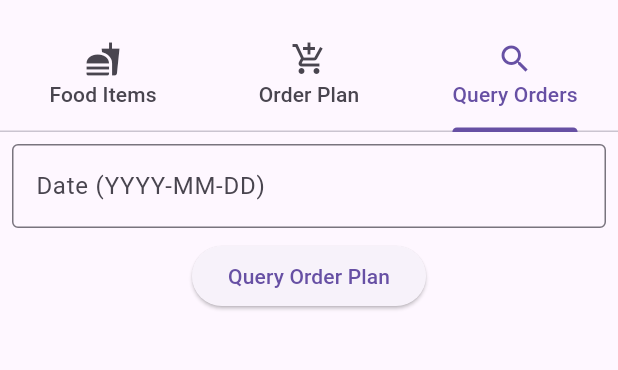
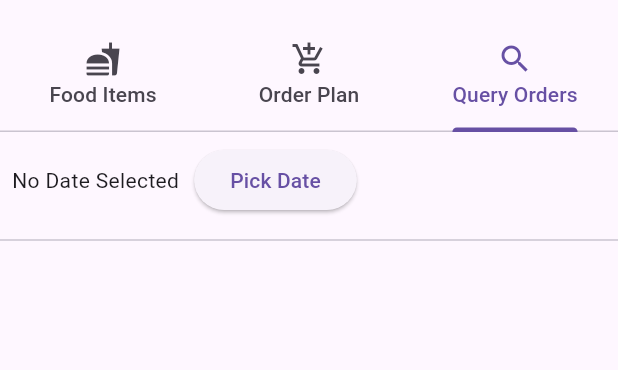
Before and after one commit to tahmid-chowdhury/FoodOrdering, a Flutter app: the screen it shows after launch, tab 3 chosen, on a phone screen of 412 x 824 dp, the part 63-433 px from its top. Run offline on Flutter 3.47's test engine with Material 3 defaults, Android fonts, the phone set to English and light mode, and no system bars; our stand-ins replace sqflite; accounts and stored records are empty.

Commit message:
Task 3 complete

```diff
--- a/food_ordering/lib/order_query_screen.dart
+++ b/food_ordering/lib/order_query_screen.dart
@@ -10,31 +10,37 @@ class OrderQueryScreen extends StatefulWidget {
 
 class _OrderQueryScreenState extends State<OrderQueryScreen> {
   final DatabaseHelper dbHelper = DatabaseHelper.instance;
-  final TextEditingController _dateController = TextEditingController();
+  DateTime? _selectedDate;
+  Map<String, dynamic>? orderPlan;
 
-  String? orderDetails;
+  void _pickDate() async {
+    final DateTime? pickedDate = await showDatePicker(
+      context: context,
+      initialDate: DateTime.now(),
+      firstDate: DateTime(2000),
+      lastDate: DateTime(2100),
+    );
+    if (pickedDate != null) {
+      setState(() {
+        _selectedDate = pickedDate;
+      });
+      _fetchOrderPlan();
+    }
+  }
 
-  void _queryOrderPlan() async {
-    final date = _dateController.text;
-    if (date.isNotEmpty) {
-      final result = await dbHelper.fetchOrderByDate(date);
+  void _fetchOrderPlan() async {
+    if (_selectedDate == null) return;
+
+    final dateString = _selectedDate!.toIso8601String().split('T')[0];
+    final result = await dbHelper.fetchOrderByDate(dateString);
+
+    setState(() {
       if (result.isNotEmpty) {
-        final order = result.first;
-        setState(() {
-          orderDetails = 'Date: ${order['date']}\n'
-              'Items: ${order['items']}\n'
-              'Total Cost: \$${order['totalCost']}';
-        });
+        orderPlan = result.first;
       } else {
-        setState(() {
-          orderDetails = 'No order found for this date.';
-        });
+        orderPlan = null;
       }
-    } else {
-      ScaffoldMessenger.of(context).showSnackBar(
-        const SnackBar(content: Text('Please enter a date')),
-      );
-    }
+    });
   }
 
   @override
@@ -42,28 +48,37 @@ class _OrderQueryScreenState extends State<OrderQueryScreen> {
     return Scaffold(
       body: Column(
         children: [
+          // Date Picker
           Padding(
             padding: const EdgeInsets.all(8.0),
-            child: TextField(
-              controller: _dateController,
-              decoration: const InputDecoration(
-                labelText: 'Date (YYYY-MM-DD)',
-                border: OutlineInputBorder(),
-              ),
+            child: Row(
+              children: [
+                Text(
+                  _selectedDate != null
+                      ? 'Selected Date: ${_selectedDate!.toLocal().toString().split(' ')[0]}'
+                      : 'No Date Selected',
+                ),
+                const SizedBox(width: 10),
+                ElevatedButton(
+                  onPressed: _pickDate,
+                  child: const Text('Pick Date'),
+                ),
+              ],
             ),
           ),
-          ElevatedButton(
-            onPressed: _queryOrderPlan,
-            child: const Text('Query Order Plan'),
-          ),
-          if (orderDetails != null)
-            Padding(
-              padding: const EdgeInsets.all(8.0),
-              child: Text(
-                orderDetails!,
-                style: const TextStyle(fontSize: 16),
-              ),
+          const Divider(),
+          // Display Order Plan
+          if (orderPlan != null) ...[
+            Text(
+              'Order Plan for ${_selectedDate!.toLocal().toString().split(' ')[0]}',
+              style: const TextStyle(fontSize: 16, fontWeight: FontWeight.bold),
             ),
+            const SizedBox(height: 10),
+            Text('Items: ${orderPlan!['items']}'),
+            Text('Total Cost: \$${orderPlan!['totalCost']}'),
+          ] else if (_selectedDate != null) ...[
+            const Text('No order plan found for the selected date.'),
+          ],
         ],
       ),
     );
```
